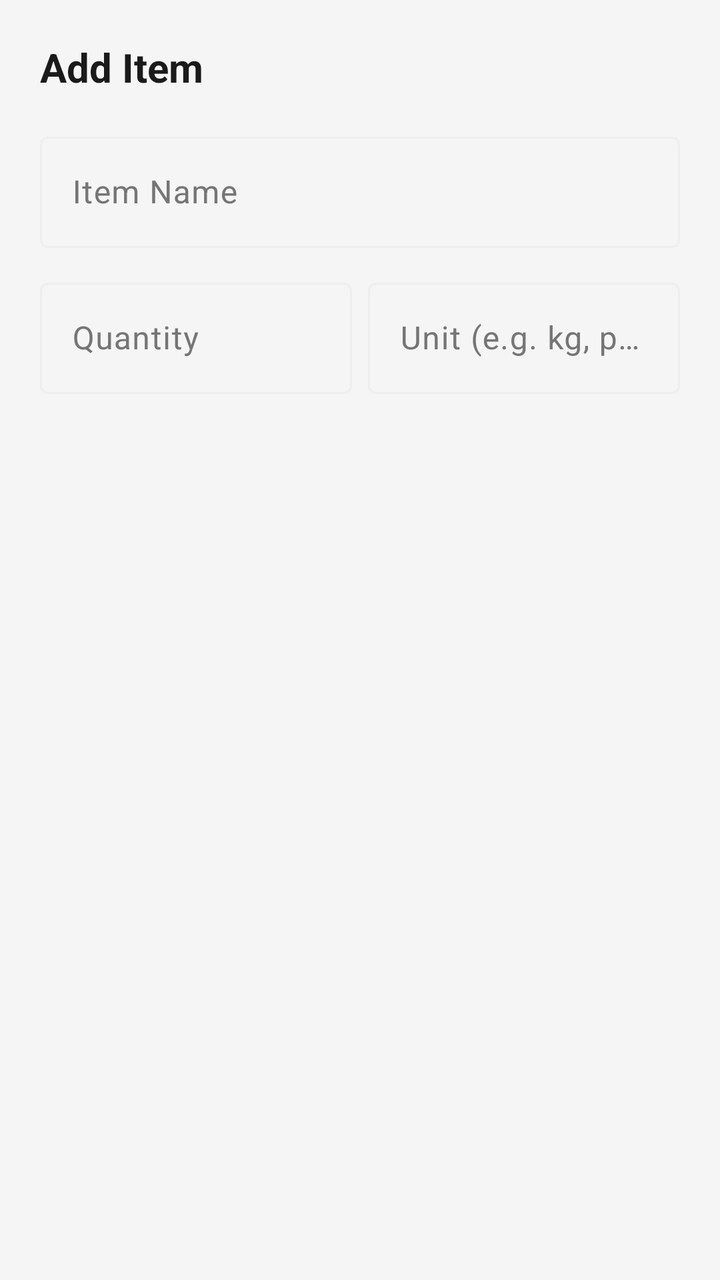
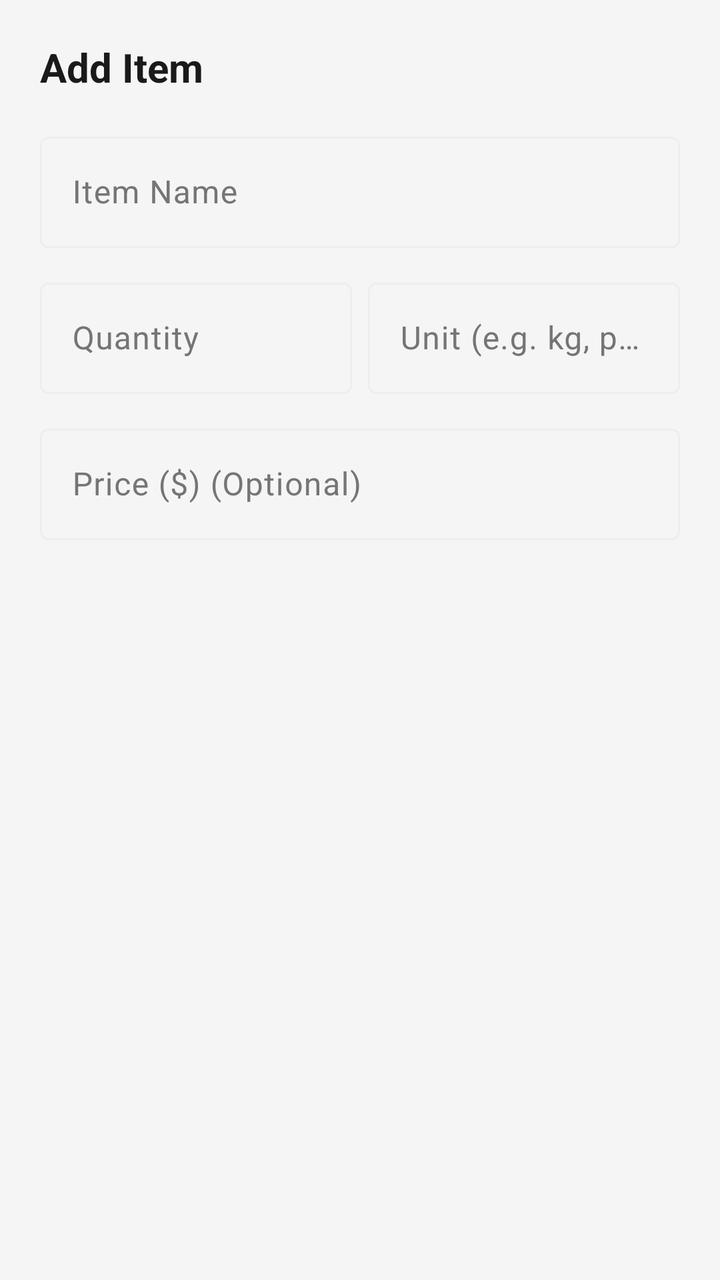

Before-and-after screenshots of an Android layout around one commit, followed by the original layout XML and the change that was made.
<!-- AndroidManifest.xml: application theme Theme.FridgeWise -->
<!-- res/layout/dialog_add_shopping_item.xml -->
<?xml version="1.0" encoding="utf-8"?>
<LinearLayout xmlns:android="http://schemas.android.com/apk/res/android"
    android:layout_width="match_parent"
    android:layout_height="wrap_content"
    android:orientation="vertical"
    android:padding="20dp">

    <TextView
        android:id="@+id/tvDialogTitle"
        android:layout_width="wrap_content"
        android:layout_height="wrap_content"
        android:layout_marginBottom="16dp"
        android:text="Add Item"
        android:textColor="@color/text_dark"
        android:textSize="20sp"
        android:textStyle="bold" />

    <com.google.android.material.textfield.TextInputLayout
        android:layout_width="match_parent"
        android:layout_height="wrap_content"
        android:layout_marginBottom="12dp"
        android:hint="Item Name">

        <com.google.android.material.textfield.TextInputEditText
            android:id="@+id/etItemName"
            android:layout_width="match_parent"
            android:layout_height="wrap_content"
            android:inputType="textCapSentences" />
    </com.google.android.material.textfield.TextInputLayout>

    <LinearLayout
        android:layout_width="match_parent"
        android:layout_height="wrap_content"
        android:orientation="horizontal">

        <com.google.android.material.textfield.TextInputLayout
            android:layout_width="0dp"
            android:layout_height="wrap_content"
            android:layout_marginEnd="8dp"
            android:layout_weight="1"
            android:hint="Quantity">

            <com.google.android.material.textfield.TextInputEditText
                android:id="@+id/etItemQuantity"
                android:layout_width="match_parent"
                android:layout_height="wrap_content"
                android:inputType="text" />
        </com.google.android.material.textfield.TextInputLayout>

        <com.google.android.material.textfield.TextInputLayout
            android:layout_width="0dp"
            android:layout_height="wrap_content"
            android:layout_weight="1"
            android:hint="Unit (e.g. kg, pcs)">

            <com.google.android.material.textfield.TextInputEditText
                android:id="@+id/etItemUnit"
                android:layout_width="match_parent"
                android:layout_height="wrap_content"
                android:inputType="text" />
        </com.google.android.material.textfield.TextInputLayout>
    </LinearLayout>

</LinearLayout>
<!-- resources referenced by this layout -->
<resources>
  <color name="text_dark">#1A1A1A</color>
  <style name="Theme.FridgeWise" parent="Base.Theme.FridgeWise" />
  <style name="Base.Theme.FridgeWise" parent="Theme.Material3.DayNight.NoActionBar">
  
          
          <item name="android:navigationBarColor">@color/bg_secondary</item>
          <item name="android:windowDrawsSystemBarBackgrounds">true</item>
  
          
          <item name="colorPrimary">@color/green_primary</item>
          <item name="colorOnPrimary">@color/white</item>
          <item name="colorPrimaryContainer">@color/green_pale</item>
          <item name="colorOnPrimaryContainer">@color/green_primary</item>
  
          <item name="colorSecondary">@color/profile_accent_teal</item>
          <item name="colorOnSecondary">@color/white</item>
  
          <item name="colorSurface">@color/bg_secondary</item>
          <item name="colorOnSurface">@color/text_primary</item>
          <item name="colorSurfaceVariant">@color/surface_elevated</item>
          <item name="colorOnSurfaceVariant">@color/text_secondary</item>
  
          <item name="android:windowBackground">@color/bg_primary</item>
          <item name="colorOutline">@color/divider_color</item>
  
          
          <item name="textAppearanceTitleLarge">@style/TextAppearance.App.TitleLarge</item>
          <item name="textAppearanceTitleMedium">@style/TextAppearance.App.TitleMedium</item>
          <item name="textAppearanceBodyLarge">@style/TextAppearance.App.BodyLarge</item>
          <item name="textAppearanceBodyMedium">@style/TextAppearance.App.BodyMedium</item>
          <item name="textAppearanceLabelLarge">@style/TextAppearance.App.LabelLarge</item>
  
          
          <item name="floatingActionButtonStyle">@style/Widget.App.FloatingActionButton</item>
      </style>
  <color name="bg_secondary">#FFFFFF</color>
  <color name="green_primary">#2E7D32</color>
  <color name="white">#FFFFFF</color>
  <color name="green_pale">#E8F5E9</color>
  <color name="profile_accent_teal">#2DD4BF</color>
  <color name="text_primary">#1A1A1A</color>
  <color name="surface_elevated">#FFFFFF</color>
  <color name="text_secondary">#757575</color>
  <color name="bg_primary">#F5F5F5</color>
  <color name="divider_color">#EEEEEE</color>
  <style name="TextAppearance.App.TitleLarge" parent="TextAppearance.Material3.TitleLarge">
          <item name="android:textStyle">bold</item>
          <item name="android:textColor">@color/text_primary</item>
      </style>
  <style name="TextAppearance.App.TitleMedium" parent="TextAppearance.Material3.TitleMedium">
          <item name="android:textStyle">bold</item>
          <item name="android:textColor">@color/text_primary</item>
      </style>
  <style name="TextAppearance.App.BodyLarge" parent="TextAppearance.Material3.BodyLarge">
          <item name="android:textColor">@color/text_primary</item>
      </style>
  <style name="TextAppearance.App.BodyMedium" parent="TextAppearance.Material3.BodyMedium">
          <item name="android:textColor">@color/text_secondary</item>
      </style>
  <style name="TextAppearance.App.LabelLarge" parent="TextAppearance.Material3.LabelLarge">
          <item name="android:textColor">@color/green_primary</item>
          <item name="android:textStyle">bold</item>
      </style>
  <style name="Widget.App.FloatingActionButton" parent="Widget.Material3.FloatingActionButton.Primary">
          <item name="backgroundTint">@color/green_primary</item>
          <item name="tint">@color/white</item>
      </style>
</resources>

<!-- the commit's change to res/layout/dialog_add_shopping_item.xml (unified diff, before → after) -->
@@ -61,4 +61,17 @@
         </com.google.android.material.textfield.TextInputLayout>
     </LinearLayout>
 
+    <com.google.android.material.textfield.TextInputLayout
+        android:layout_width="match_parent"
+        android:layout_height="wrap_content"
+        android:layout_marginTop="12dp"
+        android:hint="Price ($) (Optional)">
+
+        <com.google.android.material.textfield.TextInputEditText
+            android:id="@+id/etItemPrice"
+            android:layout_width="match_parent"
+            android:layout_height="wrap_content"
+            android:inputType="numberDecimal" />
+    </com.google.android.material.textfield.TextInputLayout>
+
 </LinearLayout>
